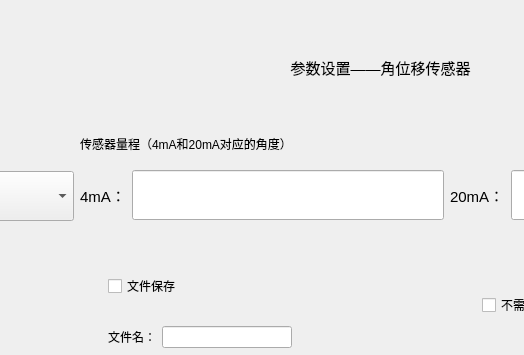
Old version of the form ui_param/paramwin_anglesensor.ui in the repository Dirck-YHP/Proj_sensor_detect; both pictures show x 87 to 611 and y 0 to 355 of the 935 by 518 pixel window.
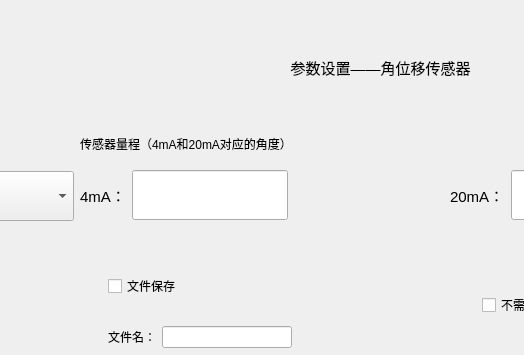
New version of the form.

The edit to the form file:
```diff
--- a/ui_param/paramwin_anglesensor.ui
+++ b/ui_param/paramwin_anglesensor.ui
@@ -129,8 +129,27 @@
              <height>50</height>
             </size>
            </property>
+           <property name="maximumSize">
+            <size>
+             <width>200</width>
+             <height>16777215</height>
+            </size>
+           </property>
           </widget>
          </item>
+         <item>
+          <spacer name="horizontalSpacer_3">
+           <property name="orientation">
+            <enum>Qt::Horizontal</enum>
+           </property>
+           <property name="sizeHint" stdset="0">
+            <size>
+             <width>40</width>
+             <height>20</height>
+            </size>
+           </property>
+          </spacer>
+         </item>
         </layout>
        </item>
        <item>
```
Left out of the diff: 6 changed lines with no effect on the pictures.
